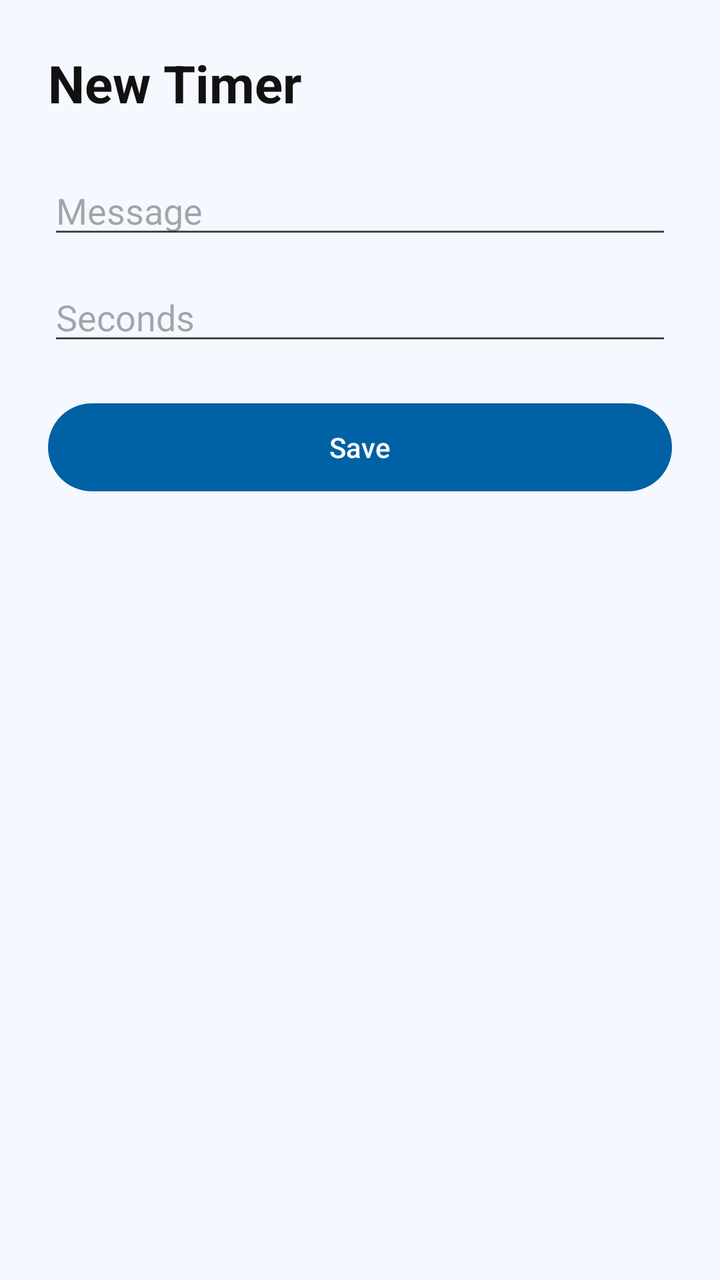
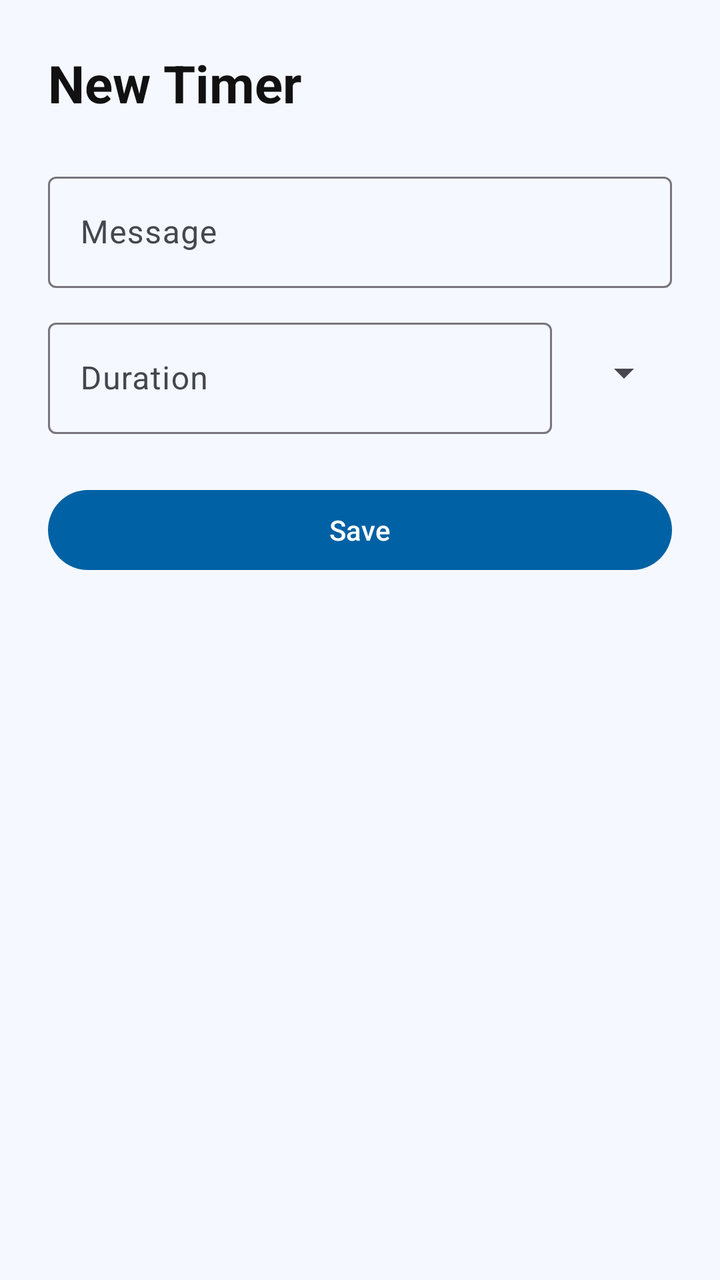

Two renders of the same Android screen: before a commit and after it. Below are the layout's source before the change and the commit's diff.
<!-- AndroidManifest.xml: application theme Theme.Notifyer -->
<!-- res/layout/activity_create_timer.xml -->
<?xml version="1.0" encoding="utf-8"?>
<LinearLayout xmlns:android="http://schemas.android.com/apk/res/android"
    android:layout_width="match_parent"
    android:layout_height="match_parent"
    android:orientation="vertical"
    android:padding="24dp"
    android:background="#F5F8FF">

    <TextView
        android:layout_width="wrap_content"
        android:layout_height="wrap_content"
        android:text="New Timer"
        android:textSize="26sp"
        android:textStyle="bold"
        android:textColor="#111111"/>

    <EditText
        android:id="@+id/edtMessage"
        android:layout_width="match_parent"
        android:layout_height="wrap_content"
        android:hint="Message"
        android:layout_marginTop="24dp"/>

    <EditText
        android:id="@+id/edtSecond"
        android:layout_width="match_parent"
        android:layout_height="wrap_content"
        android:hint="Seconds"
        android:inputType="number"
        android:layout_marginTop="12dp"/>

    <Button
        android:id="@+id/btnSaveTimer"
        android:layout_width="match_parent"
        android:layout_height="52dp"
        android:text="Save"
        android:layout_marginTop="20dp"/>
</LinearLayout>
<!-- resources referenced by this layout -->
<resources>
  <style name="Theme.Notifyer" parent="Base.Theme.Notifyer" />
  <style name="Base.Theme.Notifyer" parent="Theme.Material3.DayNight.NoActionBar">
          <item name="colorPrimary">@color/primary</item>
          <item name="colorOnPrimary">@color/onPrimary</item>
          <item name="colorPrimaryContainer">@color/primaryContainer</item>
          <item name="colorOnPrimaryContainer">@color/onPrimaryContainer</item>
          <item name="colorSecondary">@color/secondary</item>
          <item name="colorOnSecondary">@color/onSecondary</item>
          <item name="colorSecondaryContainer">@color/secondaryContainer</item>
          <item name="colorOnSecondaryContainer">@color/onSecondaryContainer</item>
          <item name="android:windowBackground">@color/background</item>
          <item name="colorSurface">@color/surface</item>
          <item name="colorOnSurface">@color/onSurface</item>
          <item name="colorSurfaceVariant">@color/surfaceVariant</item>
          <item name="colorOnSurfaceVariant">@color/onSurfaceVariant</item>
          <item name="android:statusBarColor">@color/background</item>
          <item name="android:windowLightStatusBar">true</item>
      </style>
  <color name="primary">#0061A4</color>
  <color name="onPrimary">#FFFFFF</color>
  <color name="primaryContainer">#D1E4FF</color>
  <color name="onPrimaryContainer">#001D36</color>
  <color name="secondary">#535F70</color>
  <color name="onSecondary">#FFFFFF</color>
  <color name="secondaryContainer">#D7E3F7</color>
  <color name="onSecondaryContainer">#101C2B</color>
  <color name="background">#FDFCFF</color>
  <color name="surface">#FDFCFF</color>
  <color name="onSurface">#1A1C1E</color>
  <color name="surfaceVariant">#DFE2EB</color>
  <color name="onSurfaceVariant">#43474E</color>
</resources>

<!-- the commit's change to res/layout/activity_create_timer.xml (unified diff, before → after) -->
@@ -1,38 +1,67 @@
 <?xml version="1.0" encoding="utf-8"?>
 <LinearLayout xmlns:android="http://schemas.android.com/apk/res/android"
+    xmlns:app="http://schemas.android.com/apk/res-auto"
     android:layout_width="match_parent"
     android:layout_height="match_parent"
     android:orientation="vertical"
     android:padding="24dp"
-    android:background="#F5F8FF">
+    android:background="@color/app_background">
 
     <TextView
         android:layout_width="wrap_content"
         android:layout_height="wrap_content"
-        android:text="New Timer"
+        android:text="@string/title_new_timer"
         android:textSize="26sp"
         android:textStyle="bold"
-        android:textColor="#111111"/>
+        android:textColor="@color/text_primary"
+        android:layout_marginBottom="8dp" />
 
-    <EditText
-        android:id="@+id/edtMessage"
+    <com.google.android.material.textfield.TextInputLayout
+        style="@style/Widget.Material3.TextInputLayout.OutlinedBox"
         android:layout_width="match_parent"
         android:layout_height="wrap_content"
-        android:hint="Message"
-        android:layout_marginTop="24dp"/>
+        android:hint="@string/hint_message"
+        android:layout_marginTop="16dp">
 
-    <EditText
-        android:id="@+id/edtSecond"
+        <com.google.android.material.textfield.TextInputEditText
+            android:id="@+id/edtMessage"
+            android:layout_width="match_parent"
+            android:layout_height="wrap_content"
+            android:inputType="textCapSentences" />
+    </com.google.android.material.textfield.TextInputLayout>
+
+    <LinearLayout
         android:layout_width="match_parent"
         android:layout_height="wrap_content"
-        android:hint="Seconds"
-        android:inputType="number"
-        android:layout_marginTop="12dp"/>
+        android:orientation="horizontal"
+        android:gravity="center_vertical"
+        android:layout_marginTop="12dp">
 
-    <Button
+        <com.google.android.material.textfield.TextInputLayout
+            style="@style/Widget.Material3.TextInputLayout.OutlinedBox"
+            android:layout_width="0dp"
+            android:layout_height="wrap_content"
+            android:layout_weight="1"
+            android:hint="@string/hint_duration">
+
+            <com.google.android.material.textfield.TextInputEditText
+                android:id="@+id/edtAmount"
+                android:layout_width="match_parent"
+                android:layout_height="wrap_content"
+                android:inputType="number" />
+        </com.google.android.material.textfield.TextInputLayout>
+
+        <Spinner
+            android:id="@+id/spinnerUnit"
+            android:layout_width="wrap_content"
+            android:layout_height="wrap_content"
+            android:layout_marginStart="12dp" />
+    </LinearLayout>
+
+    <com.google.android.material.button.MaterialButton
         android:id="@+id/btnSaveTimer"
         android:layout_width="match_parent"
-        android:layout_height="52dp"
-        android:text="Save"
-        android:layout_marginTop="20dp"/>
+        android:layout_height="wrap_content"
+        android:text="@string/action_save"
+        android:layout_marginTop="24dp" />
 </LinearLayout>
<!-- resource entries referenced after the edit -->
@@ -1,5 +1,11 @@
 <!-- resources referenced by this layout -->
 <resources>
+  <color name="app_background">#F5F8FF</color>
+  <color name="text_primary">#111111</color>
+  <string name="action_save">Save</string>
+  <string name="hint_duration">Duration</string>
+  <string name="hint_message">Message</string>
+  <string name="title_new_timer">New Timer</string>
   <style name="Theme.Notifyer" parent="Base.Theme.Notifyer" />
   <style name="Base.Theme.Notifyer" parent="Theme.Material3.DayNight.NoActionBar">
           <item name="colorPrimary">@color/primary</item>
